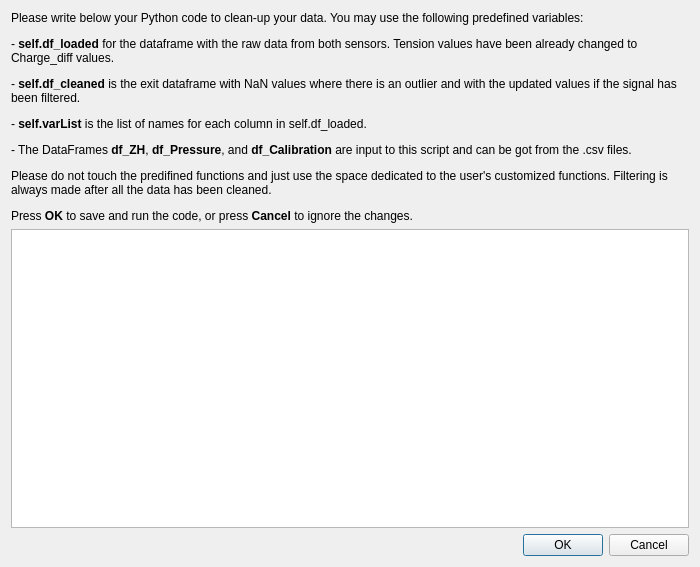
Above: Molonari_2021/ihm/molonaviz/dialogscript.ui from GVigne/Molonari-2022 before the change. Below: the same form after it.
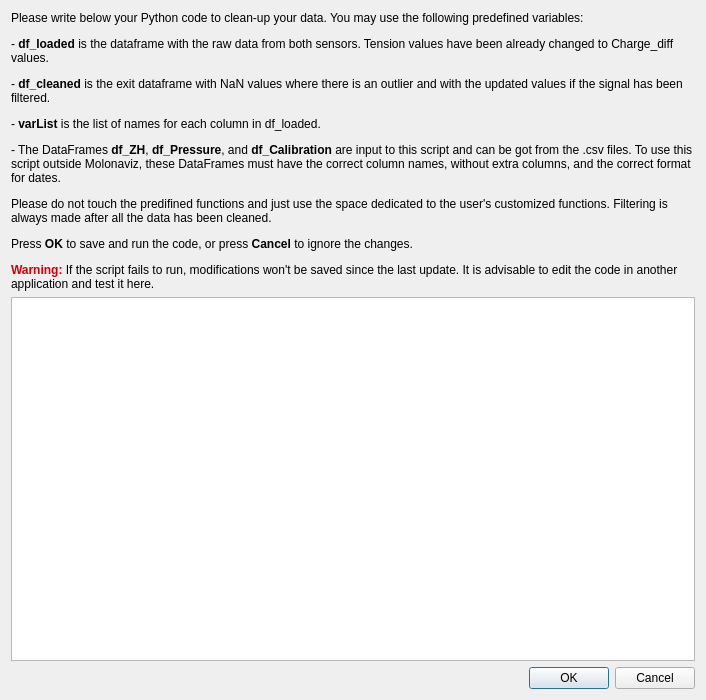
That is the form after the change.

Commit message: Cleanup integration made. It takes the information from the DataBase of raw data, cleans it, and stores the cleaned data and the Dates back in the Database. Just one bug noticed when the script was modified outside Molonaviz, but it doesn't crash

```diff
--- a/Molonari_2021/ihm/molonaviz/dialogscript.ui
+++ b/Molonari_2021/ihm/molonaviz/dialogscript.ui
@@ -9,8 +9,8 @@
    <rect>
     <x>0</x>
     <y>0</y>
-    <width>700</width>
-    <height>567</height>
+    <width>706</width>
+    <height>700</height>
    </rect>
   </property>
   <property name="windowTitle">
@@ -20,7 +20,7 @@
    <item>
     <widget class="QLabel" name="label">
      <property name="text">
-      <string>&lt;html&gt;&lt;head/&gt;&lt;body&gt;&lt;p&gt;Please write below your Python code to clean-up your data. You may use the following predefined variables: &lt;/p&gt;&lt;p&gt;- &lt;span style=&quot; font-weight:600;&quot;&gt;self.df_loaded &lt;/span&gt;for the dataframe with the raw data from both sensors. Tension values have been already changed to Charge_diff values.&lt;/p&gt;&lt;p&gt;- &lt;span style=&quot; font-weight:600;&quot;&gt;self.df_cleaned &lt;/span&gt;is the exit dataframe with NaN values where there is an outlier and with the updated values if the signal has been filtered.&lt;/p&gt;&lt;p&gt;- &lt;span style=&quot; font-weight:600;&quot;&gt;self.varList &lt;/span&gt;is the list of names for each column in self.df_loaded. &lt;/p&gt;&lt;p&gt;- The DataFrames &lt;span style=&quot; font-weight:600;&quot;&gt;df_ZH&lt;/span&gt;, &lt;span style=&quot; font-weight:600;&quot;&gt;df_Pressure&lt;/span&gt;, and &lt;span style=&quot; font-weight:600;&quot;&gt;df_Calibration&lt;/span&gt; are input to this script and can be got from the .csv files.&lt;/p&gt;&lt;p&gt;Please do not touch the predifined functions and just use the space dedicated to the user's customized functions. Filtering is always made after all the data has been cleaned.&lt;/p&gt;&lt;p&gt;Press &lt;span style=&quot; font-weight:600;&quot;&gt;OK &lt;/span&gt;to save and run the code, or press &lt;span style=&quot; font-weight:600;&quot;&gt;Cancel&lt;/span&gt; to ignore the changes.&lt;/p&gt;&lt;/body&gt;&lt;/html&gt;</string>
+      <string>&lt;html&gt;&lt;head/&gt;&lt;body&gt;&lt;p&gt;Please write below your Python code to clean-up your data. You may use the following predefined variables: &lt;/p&gt;&lt;p&gt;- &lt;span style=&quot; font-weight:600;&quot;&gt;df_loaded &lt;/span&gt;is the dataframe with the raw data from both sensors. Tension values have been already changed to Charge_diff values.&lt;/p&gt;&lt;p&gt;- &lt;span style=&quot; font-weight:600;&quot;&gt;df_cleaned &lt;/span&gt;is the exit dataframe with NaN values where there is an outlier and with the updated values if the signal has been filtered.&lt;/p&gt;&lt;p&gt;- &lt;span style=&quot; font-weight:600;&quot;&gt;varList &lt;/span&gt;is the list of names for each column in df_loaded. &lt;/p&gt;&lt;p&gt;- The DataFrames &lt;span style=&quot; font-weight:600;&quot;&gt;df_ZH&lt;/span&gt;, &lt;span style=&quot; font-weight:600;&quot;&gt;df_Pressure&lt;/span&gt;, and &lt;span style=&quot; font-weight:600;&quot;&gt;df_Calibration&lt;/span&gt; are input to this script and can be got from the .csv files. To use this script outside Molonaviz, these DataFrames must have the correct column names, without extra columns, and the correct format for dates.&lt;/p&gt;&lt;p&gt;Please do not touch the predifined functions and just use the space dedicated to the user's customized functions. Filtering is always made after all the data has been cleaned.&lt;/p&gt;&lt;p&gt;Press &lt;span style=&quot; font-weight:600;&quot;&gt;OK &lt;/span&gt;to save and run the code, or press &lt;span style=&quot; font-weight:600;&quot;&gt;Cancel&lt;/span&gt; to ignore the changes.&lt;/p&gt;&lt;p&gt;&lt;span style=&quot; font-weight:600; color:#d00003;&quot;&gt;Warning: &lt;/span&gt;If the script fails to run, modifications won't be saved since the last update. It is advisable to edit the code in another application and test it here.&lt;/p&gt;&lt;/body&gt;&lt;/html&gt;</string>
      </property>
      <property name="textFormat">
       <enum>Qt::AutoText</enum>
```
The commit also changes 6 other files.
